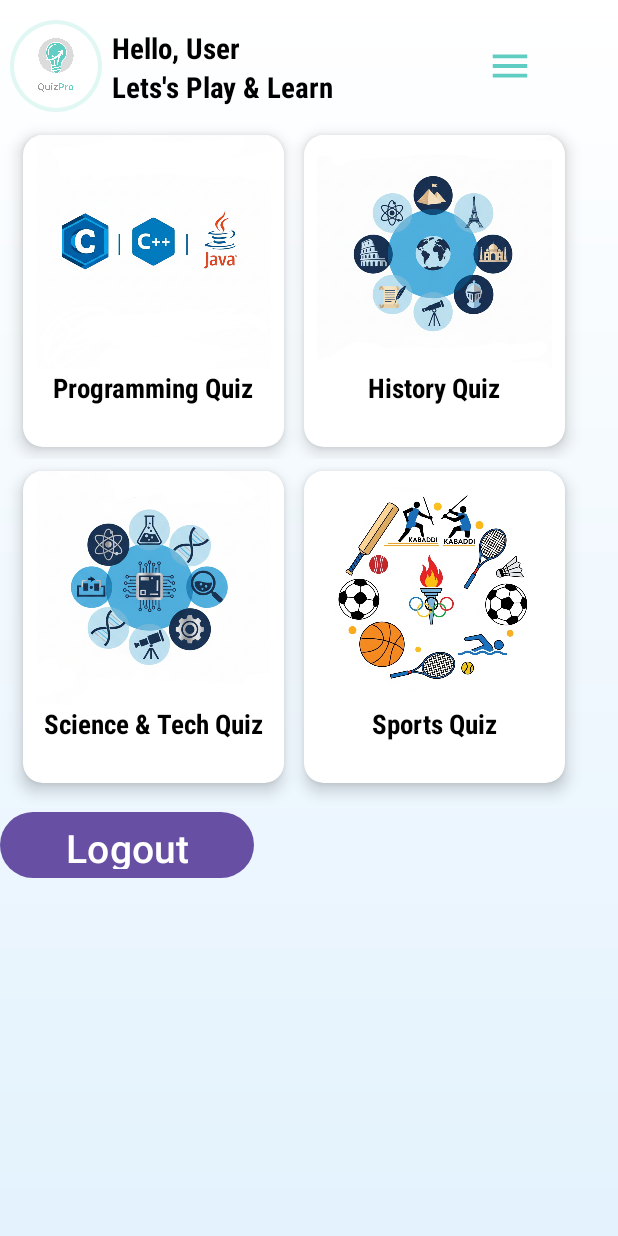
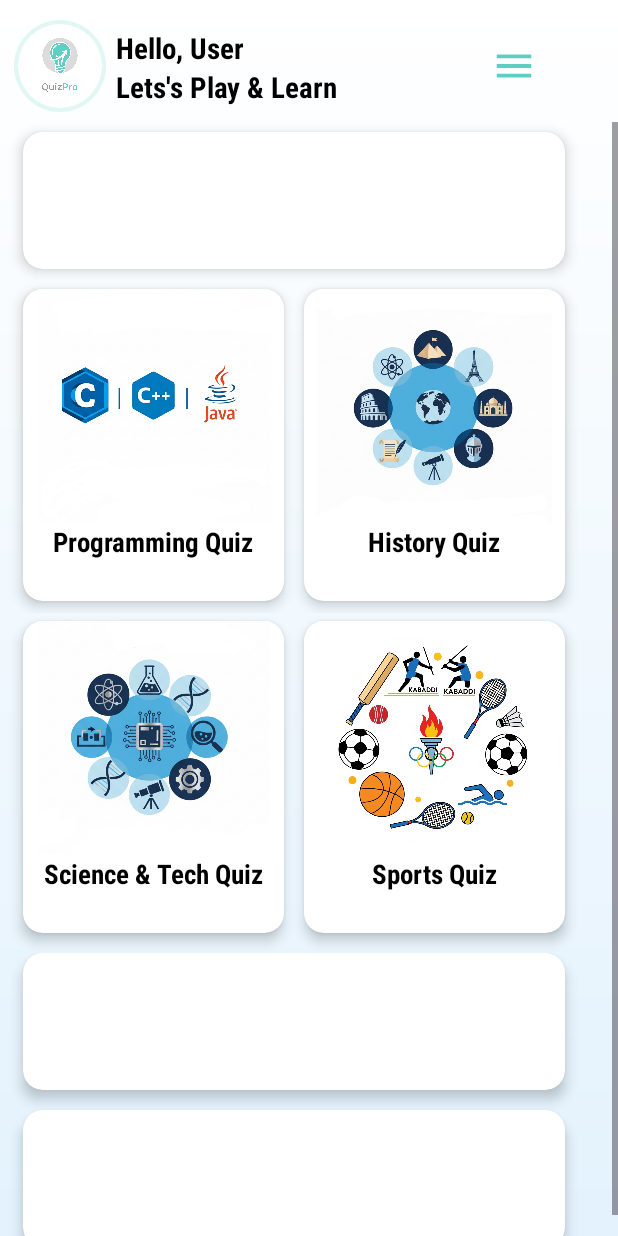
Before and after one commit to AbhayBhaware/QuizPro, an Android app: the HomeActivity screen opened directly, with no data from a screen before it, on a phone screen of 412 x 824 dp. Run offline under Robolectric (Android 15) with nearby library versions, the light colour scheme and no system bars; our stand-ins replace CircleImageView, sdp/ssp sizes.

Commit message:
new home page UI design

```diff
--- a/app/src/main/res/layout/activity_home.xml
+++ b/app/src/main/res/layout/activity_home.xml
@@ -24,7 +24,7 @@
             android:clickable="true"
             android:focusable="true"
             android:foreground="?attr/selectableItemBackgroundBorderless"
-            android:layout_marginLeft="@dimen/_5sdp">
+            android:layout_marginLeft="@dimen/_7sdp">
 
 
             <de.hdodenhof.circleimageview.CircleImageView
@@ -82,6 +82,34 @@
 
     </LinearLayout>
 
+    <ScrollView
+        android:layout_width="match_parent"
+        android:layout_height="wrap_content"
+        android:layout_marginTop="@dimen/_5sdp">
+
+        <LinearLayout
+            android:layout_width="wrap_content"
+            android:layout_height="wrap_content"
+            android:orientation="vertical">
+
+            <androidx.cardview.widget.CardView
+                android:layout_width="match_parent"
+                android:layout_height="@dimen/_70sdp"
+                android:backgroundTint="@color/white"
+                app:cardElevation="@dimen/_4sdp"
+                app:cardCornerRadius="@dimen/_10sdp"
+                android:layout_marginTop="@dimen/_5sdp"
+                android:layout_marginLeft="@dimen/_12sdp"
+                android:layout_marginRight="@dimen/_12sdp">
+
+                <LinearLayout
+                    android:layout_width="@dimen/_150sdp"
+                    android:layout_height="match_parent"
+                    android:orientation="vertical"/>
+
+            </androidx.cardview.widget.CardView>
+
+
 
     <LinearLayout
         android:layout_width="match_parent"
@@ -92,9 +120,9 @@
             android:layout_width="@dimen/_134sdp"
             android:layout_height="@dimen/_160sdp"
             android:id="@+id/card1"
-            app:cardElevation="@dimen/_5sdp"
+            app:cardElevation="@dimen/_4sdp"
             android:backgroundTint="@color/white"
-            android:layout_marginTop="@dimen/_12sdp"
+            android:layout_marginTop="@dimen/_10sdp"
             android:layout_marginLeft="@dimen/_12sdp"
             android:layout_marginBottom="@dimen/_6sdp"
             android:clickable="true"
@@ -130,9 +158,9 @@
             android:layout_width="@dimen/_134sdp"
             android:layout_height="@dimen/_160sdp"
             android:backgroundTint="@color/white"
-            app:cardElevation="@dimen/_5sdp"
+            app:cardElevation="@dimen/_4sdp"
             android:id="@+id/card2"
-            android:layout_marginTop="@dimen/_12sdp"
+            android:layout_marginTop="@dimen/_10sdp"
             android:layout_marginLeft="@dimen/_5sdp"
             android:layout_marginBottom="@dimen/_6sdp"
             android:layout_marginRight="@dimen/_12sdp"
@@ -174,12 +202,12 @@
         <androidx.cardview.widget.CardView
             android:layout_width="@dimen/_134sdp"
             android:layout_height="@dimen/_160sdp"
-            app:cardElevation="@dimen/_5sdp"
+            app:cardElevation="@dimen/_4sdp"
             android:backgroundTint="@color/white"
-            android:layout_marginTop="@dimen/_6sdp"
+            android:layout_marginTop="@dimen/_4sdp"
             android:id="@+id/card3"
+            android:layout_marginBottom="@dimen/_10sdp"
             android:layout_marginLeft="@dimen/_12sdp"
-            android:layout_marginBottom="@dimen/_12sdp"
             android:layout_marginRight="@dimen/_5sdp"
             android:clickable="true"
             android:foreground="@drawable/card_selector"
@@ -212,12 +240,12 @@
         <androidx.cardview.widget.CardView
             android:layout_width="@dimen/_134sdp"
             android:layout_height="@dimen/_160sdp"
-            app:cardElevation="@dimen/_5sdp"
-            android:layout_marginTop="@dimen/_6sdp"
+            app:cardElevation="@dimen/_4sdp"
+            android:layout_marginTop="@dimen/_4sdp"
             android:backgroundTint="@color/white"
             android:id="@+id/card4"
+            android:layout_marginBottom="@dimen/_10sdp"
             android:layout_marginLeft="@dimen/_5sdp"
-            android:layout_marginBottom="@dimen/_12sdp"
             android:layout_marginRight="@dimen/_12sdp"
             android:clickable="true"
             android:foreground="@drawable/card_selector"
@@ -248,6 +276,43 @@
         </androidx.cardview.widget.CardView>
 
     </LinearLayout>
+            <LinearLayout
+                android:layout_width="match_parent"
+                android:layout_height="wrap_content"
+                android:orientation="vertical">
+
+
+            <androidx.cardview.widget.CardView
+                android:layout_width="match_parent"
+                android:layout_height="@dimen/_70sdp"
+                app:cardElevation="@dimen/_4sdp"
+                app:cardCornerRadius="@dimen/_10sdp"
+                android:backgroundTint="@color/white"
+                android:layout_marginBottom="@dimen/_6sdp"
+                android:layout_marginLeft="@dimen/_12sdp"
+                android:layout_marginRight="@dimen/_12sdp">
+
+            </androidx.cardview.widget.CardView>
+
+            <androidx.cardview.widget.CardView
+                android:layout_width="match_parent"
+                android:layout_height="@dimen/_70sdp"
+                app:cardCornerRadius="@dimen/_10sdp"
+                app:cardElevation="@dimen/_4sdp"
+                android:backgroundTint="@color/white"
+                android:layout_marginRight="@dimen/_12sdp"
+                android:layout_marginLeft="@dimen/_12sdp"
+                android:layout_marginTop="@dimen/_4sdp"
+                android:layout_marginBottom="@dimen/_5sdp">
+
+
+            </androidx.cardview.widget.CardView>
+
+            </LinearLayout>
+        </LinearLayout>
+
+    </ScrollView>
+
 
     <com.google.android.material.button.MaterialButton
         android:layout_width="@dimen/_130sdp"
@@ -255,4 +320,6 @@
         android:text="Logout"
         android:textSize="@dimen/_20sdp"
         android:id="@+id/logoutBTN"/>
+
+
 </LinearLayout>
```
